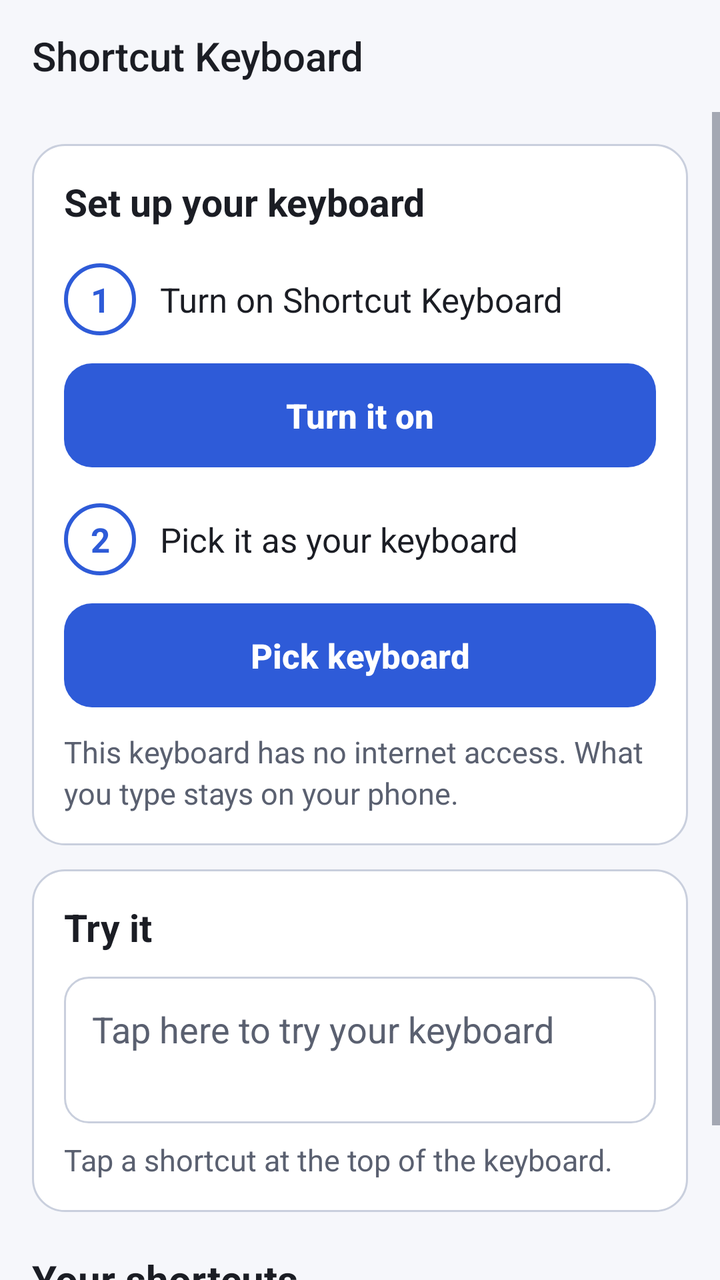
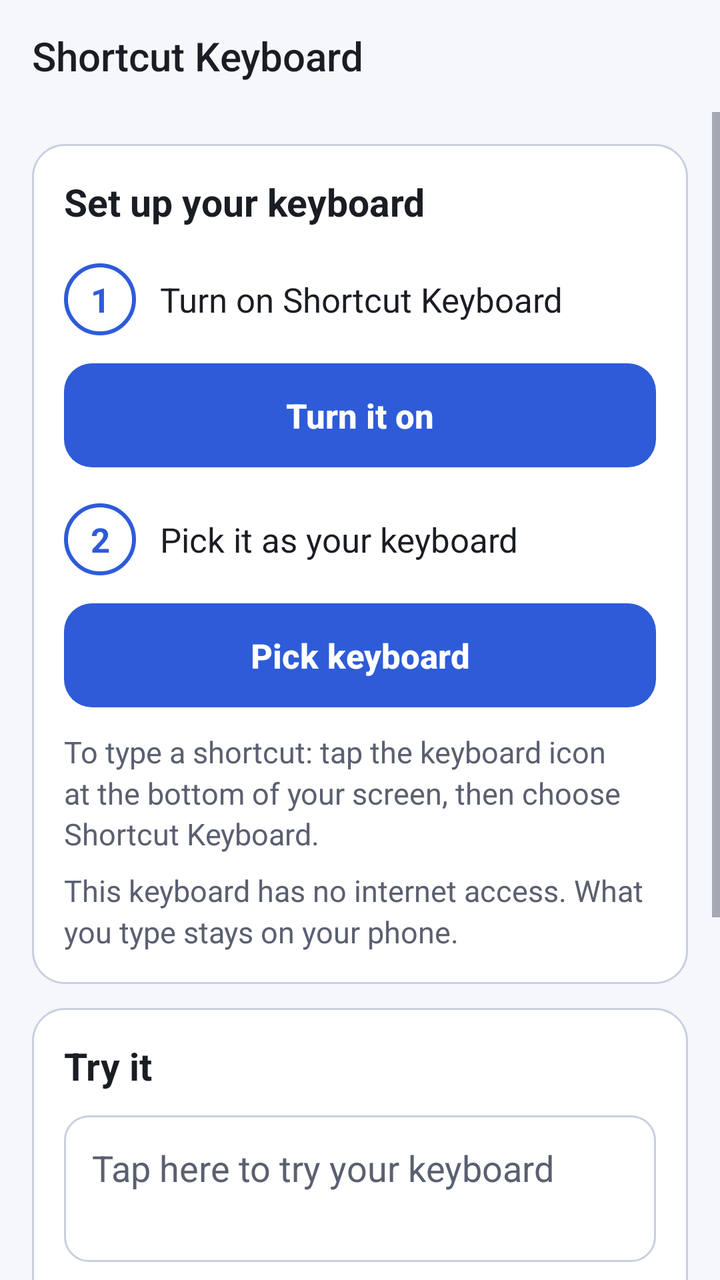

Screens rendered from an Android XML layout before and after an edit, with the pre-edit source and the edit as a unified diff.
<!-- AndroidManifest.xml: application theme AppTheme -->
<!-- res/layout/activity_main.xml -->
<?xml version="1.0" encoding="utf-8"?>
<LinearLayout xmlns:android="http://schemas.android.com/apk/res/android"
    android:id="@+id/main_root"
    android:layout_width="match_parent"
    android:layout_height="match_parent"
    android:background="@color/background"
    android:orientation="vertical">

    
    <LinearLayout
        android:id="@+id/main_top_bar"
        android:layout_width="match_parent"
        android:layout_height="wrap_content"
        android:background="@color/background"
        android:orientation="vertical">

        <Toolbar
            android:id="@+id/main_toolbar"
            android:layout_width="match_parent"
            android:layout_height="?android:attr/actionBarSize"
            android:title="@string/app_name" />
    </LinearLayout>

    <ScrollView
        android:id="@+id/main_scroll"
        android:layout_width="match_parent"
        android:layout_height="0dp"
        android:layout_weight="1"
        android:fillViewport="true">

        
        <LinearLayout
            android:id="@+id/main_content"
            android:layout_width="match_parent"
            android:layout_height="wrap_content"
            android:focusable="true"
            android:focusableInTouchMode="true"
            android:orientation="vertical"
            android:padding="@dimen/app_screen_padding">

            
            <LinearLayout
                android:id="@+id/setup_card"
                style="@style/AppCard">

                <TextView
                    style="@style/AppText.Heading"
                    android:layout_width="match_parent"
                    android:layout_height="wrap_content"
                    android:text="@string/setup_title" />

                <LinearLayout
                    android:id="@+id/setup_step1_row"
                    android:layout_width="match_parent"
                    android:layout_height="wrap_content"
                    android:layout_marginTop="@dimen/app_gap"
                    android:gravity="center_vertical"
                    android:minHeight="48dp"
                    android:orientation="horizontal">

                    <TextView
                        android:id="@+id/setup_step1_badge"
                        style="@style/AppStepBadge"
                        android:background="@drawable/app_step_todo"
                        android:text="@string/setup_step1_number"
                        android:textColor="@color/primary" />

                    <TextView
                        style="@style/AppText"
                        android:layout_width="0dp"
                        android:layout_height="wrap_content"
                        android:layout_weight="1"
                        android:text="@string/setup_step1" />
                </LinearLayout>

                <Button
                    android:id="@+id/setup_step1_button"
                    style="@style/AppButton.Primary"
                    android:layout_marginTop="@dimen/app_gap_small"
                    android:text="@string/setup_step1_button" />

                <LinearLayout
                    android:id="@+id/setup_step2_row"
                    android:layout_width="match_parent"
                    android:layout_height="wrap_content"
                    android:layout_marginTop="@dimen/app_gap"
                    android:gravity="center_vertical"
                    android:minHeight="48dp"
                    android:orientation="horizontal">

                    <TextView
                        android:id="@+id/setup_step2_badge"
                        style="@style/AppStepBadge"
                        android:background="@drawable/app_step_todo"
                        android:text="@string/setup_step2_number"
                        android:textColor="@color/primary" />

                    <TextView
                        style="@style/AppText"
                        android:layout_width="0dp"
                        android:layout_height="wrap_content"
                        android:layout_weight="1"
                        android:text="@string/setup_step2" />
                </LinearLayout>

                <Button
                    android:id="@+id/setup_step2_button"
                    style="@style/AppButton.Primary"
                    android:layout_marginTop="@dimen/app_gap_small"
                    android:text="@string/setup_step2_button" />

                <TextView
                    style="@style/AppText.Help"
                    android:layout_width="match_parent"
                    android:layout_height="wrap_content"
                    android:layout_marginTop="@dimen/app_gap"
                    android:text="@string/setup_privacy" />
            </LinearLayout>

            
            <TextView
                android:id="@+id/setup_ready"
                style="@style/AppText.Heading"
                android:layout_width="match_parent"
                android:layout_height="wrap_content"
                android:layout_marginBottom="@dimen/app_gap"
                android:paddingStart="4dp"
                android:paddingEnd="4dp"
                android:text="@string/setup_ready"
                android:textColor="@color/success"
                android:visibility="gone" />

            
            <LinearLayout style="@style/AppCard">

                <TextView
                    style="@style/AppText.Heading"
                    android:layout_width="match_parent"
                    android:layout_height="wrap_content"
                    android:text="@string/try_title" />

                <EditText
                    android:id="@+id/try_field"
                    style="@style/AppField"
                    android:layout_marginTop="@dimen/app_gap"
                    android:gravity="top|start"
                    android:hint="@string/try_hint"
                    android:importantForAutofill="no"
                    android:inputType="textMultiLine|textCapSentences"
                    android:minLines="2" />

                <TextView
                    android:id="@+id/try_tip"
                    style="@style/AppText.Help"
                    android:layout_width="match_parent"
                    android:layout_height="wrap_content"
                    android:layout_marginTop="@dimen/app_gap_small"
                    android:text="@string/try_tip" />
            </LinearLayout>

            
            <TextView
                style="@style/AppText.Section"
                android:layout_width="match_parent"
                android:layout_height="wrap_content"
                android:accessibilityHeading="true"
                android:text="@string/shortcuts_title" />

            <LinearLayout
                android:id="@+id/shortcut_list"
                android:layout_width="match_parent"
                android:layout_height="wrap_content"
                android:orientation="vertical" />

            <TextView
                android:id="@+id/shortcuts_empty"
                style="@style/AppText.Help"
                android:layout_width="match_parent"
                android:layout_height="wrap_content"
                android:layout_marginBottom="@dimen/app_gap"
                android:text="@string/shortcuts_empty"
                android:visibility="gone" />

            <Button
                android:id="@+id/new_shortcut_button"
                style="@style/AppButton.Primary"
                android:text="@string/shortcut_new" />
        </LinearLayout>
    </ScrollView>
</LinearLayout>
<!-- resources referenced by this layout -->
<resources>
  <color name="background">#F6F7FB</color>
  <color name="primary">#2E5BD8</color>
  <color name="success">#1E8E3E</color>
  <dimen name="app_gap">12dp</dimen>
  <dimen name="app_gap_small">8dp</dimen>
  <dimen name="app_screen_padding">16dp</dimen>
  <string name="app_name">Shortcut Keyboard</string>
  <string name="setup_privacy">This keyboard has no internet access. What you type stays on your phone.</string>
  <string name="setup_ready">✓ Keyboard is ready</string>
  <string name="setup_step1">Turn on Shortcut Keyboard</string>
  <string name="setup_step1_button">Turn it on</string>
  <string name="setup_step1_number" translatable="false">1</string>
  <string name="setup_step2">Pick it as your keyboard</string>
  <string name="setup_step2_button">Pick keyboard</string>
  <string name="setup_step2_number" translatable="false">2</string>
  <string name="setup_title">Set up your keyboard</string>
  <string name="shortcut_new">+ New shortcut</string>
  <string name="shortcuts_empty">No shortcuts yet. Tap “New shortcut” to make one.</string>
  <string name="shortcuts_title">Your shortcuts</string>
  <string name="try_hint">Tap here to try your keyboard</string>
  <string name="try_tip">Tap a shortcut at the top of the keyboard.</string>
  <string name="try_title">Try it</string>
  <style name="AppText.Heading">
          <item name="android:textSize">@dimen/app_text_heading</item>
          <item name="android:textStyle">bold</item>
      </style>
  <style name="AppTheme" parent="Base.AppTheme" />
  <color name="on_primary">#FFFFFF</color>
  <dimen name="app_card_padding">16dp</dimen>
  <dimen name="app_field_min_height">56dp</dimen>
  <dimen name="app_field_padding">14dp</dimen>
  <dimen name="app_text_field">18sp</dimen>
  <color name="text_primary">#1B1D24</color>
  <color name="text_secondary">#5A6070</color>
  <dimen name="app_step_badge">36dp</dimen>
  <dimen name="app_text_body">17sp</dimen>
  <dimen name="app_text_heading">19sp</dimen>
  <dimen name="app_text_help">15sp</dimen>
  <dimen name="app_gap_tiny">4dp</dimen>
  <dimen name="app_text_section">20sp</dimen>
  <color name="surface">#FFFFFF</color>
  <color name="outline">#C9CFDD</color>
  <!-- unchanged entries left out for length: 12 -->
</resources>

<!-- the commit's change to res/layout/activity_main.xml (unified diff, before → after) -->
@@ -114,6 +114,13 @@
                     android:layout_width="match_parent"
                     android:layout_height="wrap_content"
                     android:layout_marginTop="@dimen/app_gap"
+                    android:text="@string/setup_how_to" />
+
+                <TextView
+                    style="@style/AppText.Help"
+                    android:layout_width="match_parent"
+                    android:layout_height="wrap_content"
+                    android:layout_marginTop="@dimen/app_gap_small"
                     android:text="@string/setup_privacy" />
             </LinearLayout>
 
@@ -166,6 +173,41 @@
                 android:accessibilityHeading="true"
                 android:text="@string/shortcuts_title" />
 
+            
+            <LinearLayout
+                android:id="@+id/folder_header"
+                android:layout_width="match_parent"
+                android:layout_height="wrap_content"
+                android:orientation="vertical"
+                android:visibility="gone">
+
+                <TextView
+                    android:id="@+id/folder_back"
+                    style="@style/AppText"
+                    android:layout_width="match_parent"
+                    android:layout_height="wrap_content"
+                    android:background="@drawable/app_card_clickable"
+                    android:clickable="true"
+                    android:ellipsize="end"
+                    android:focusable="true"
+                    android:gravity="center_vertical"
+                    android:maxLines="1"
+                    android:minHeight="56dp"
+                    android:paddingStart="@dimen/app_card_padding"
+                    android:paddingEnd="@dimen/app_card_padding"
+                    android:textColor="@color/primary"
+                    android:textStyle="bold" />
+
+                <TextView
+                    android:id="@+id/folder_path"
+                    style="@style/AppText.Help"
+                    android:layout_width="match_parent"
+                    android:layout_height="wrap_content"
+                    android:layout_marginBottom="@dimen/app_gap"
+                    android:paddingStart="4dp"
+                    android:paddingEnd="4dp" />
+            </LinearLayout>
+
             <LinearLayout
                 android:id="@+id/shortcut_list"
                 android:layout_width="match_parent"
@@ -179,12 +221,27 @@
                 android:layout_height="wrap_content"
                 android:layout_marginBottom="@dimen/app_gap"
                 android:text="@string/shortcuts_empty"
+                android:visibility="gone" />
+
+            <TextView
+                android:id="@+id/shortcuts_tip"
+                style="@style/AppText.Help"
+                android:layout_width="match_parent"
+                android:layout_height="wrap_content"
+                android:layout_marginBottom="@dimen/app_gap"
+                android:text="@string/shortcuts_tip"
                 android:visibility="gone" />
 
             <Button
                 android:id="@+id/new_shortcut_button"
                 style="@style/AppButton.Primary"
                 android:text="@string/shortcut_new" />
+
+            <Button
+                android:id="@+id/new_folder_button"
+                style="@style/AppButton.Outline"
+                android:layout_marginTop="@dimen/app_gap"
+                android:text="@string/folder_new" />
         </LinearLayout>
     </ScrollView>
 </LinearLayout>
<!-- resource entries referenced after the edit -->
@@ -6,7 +6,21 @@
   <dimen name="app_gap">12dp</dimen>
   <dimen name="app_gap_small">8dp</dimen>
   <dimen name="app_screen_padding">16dp</dimen>
+  <!-- drawable app_card_clickable (drawable) -->
+  <?xml version="1.0" encoding="utf-8"?>
+  <ripple xmlns:android="http://schemas.android.com/apk/res/android"
+      android:color="?android:attr/colorControlHighlight">
+      <item android:drawable="@drawable/app_card" />
+      <item android:id="@android:id/mask">
+          <shape android:shape="rectangle">
+              <solid android:color="#FFFFFFFF" />
+              <corners android:radius="16dp" />
+          </shape>
+      </item>
+  </ripple>
   <string name="app_name">Shortcut Keyboard</string>
+  <string name="folder_new">+ New folder</string>
+  <string name="setup_how_to">To type a shortcut: tap the keyboard icon at the bottom of your screen, then choose Shortcut Keyboard.</string>
   <string name="setup_privacy">This keyboard has no internet access. What you type stays on your phone.</string>
   <string name="setup_ready">✓ Keyboard is ready</string>
   <string name="setup_step1">Turn on Shortcut Keyboard</string>
@@ -18,15 +32,38 @@
   <string name="setup_title">Set up your keyboard</string>
   <string name="shortcut_new">+ New shortcut</string>
   <string name="shortcuts_empty">No shortcuts yet. Tap “New shortcut” to make one.</string>
+  <string name="shortcuts_tip">In the keyboard, press and hold a tile, then drag it to move it.</string>
   <string name="shortcuts_title">Your shortcuts</string>
   <string name="try_hint">Tap here to try your keyboard</string>
-  <string name="try_tip">Tap a shortcut at the top of the keyboard.</string>
+  <string name="try_tip">Tap the keyboard icon at the bottom of your screen and choose Shortcut Keyboard. Pick a shortcut. It is typed here.</string>
   <string name="try_title">Try it</string>
+  <style name="AppButton.Outline">
+          <item name="android:background">@drawable/app_button_outline</item>
+          <item name="android:textColor">@color/primary</item>
+      </style>
   <style name="AppText.Heading">
           <item name="android:textSize">@dimen/app_text_heading</item>
           <item name="android:textStyle">bold</item>
       </style>
   <style name="AppTheme" parent="Base.AppTheme" />
+  <!-- drawable app_button_outline (drawable) -->
+  <?xml version="1.0" encoding="utf-8"?>
+  <ripple xmlns:android="http://schemas.android.com/apk/res/android"
+      android:color="?android:attr/colorControlHighlight">
+      <item>
+          <shape android:shape="rectangle">
+              <solid android:color="@color/surface" />
+              <stroke android:width="1.5dp" android:color="@color/primary" />
+              <corners android:radius="14dp" />
+          </shape>
+      </item>
+      <item android:id="@android:id/mask">
+          <shape android:shape="rectangle">
+              <solid android:color="#FFFFFFFF" />
+              <corners android:radius="14dp" />
+          </shape>
+      </item>
+  </ripple>
   <color name="on_primary">#FFFFFF</color>
   <dimen name="app_card_padding">16dp</dimen>
   <dimen name="app_field_min_height">56dp</dimen>
